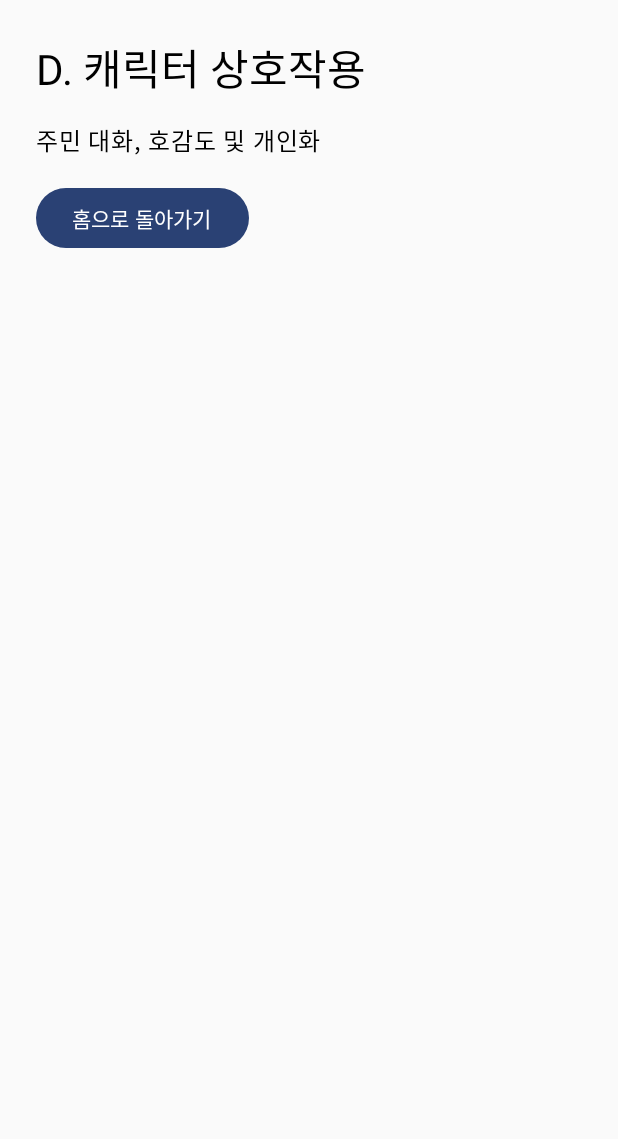
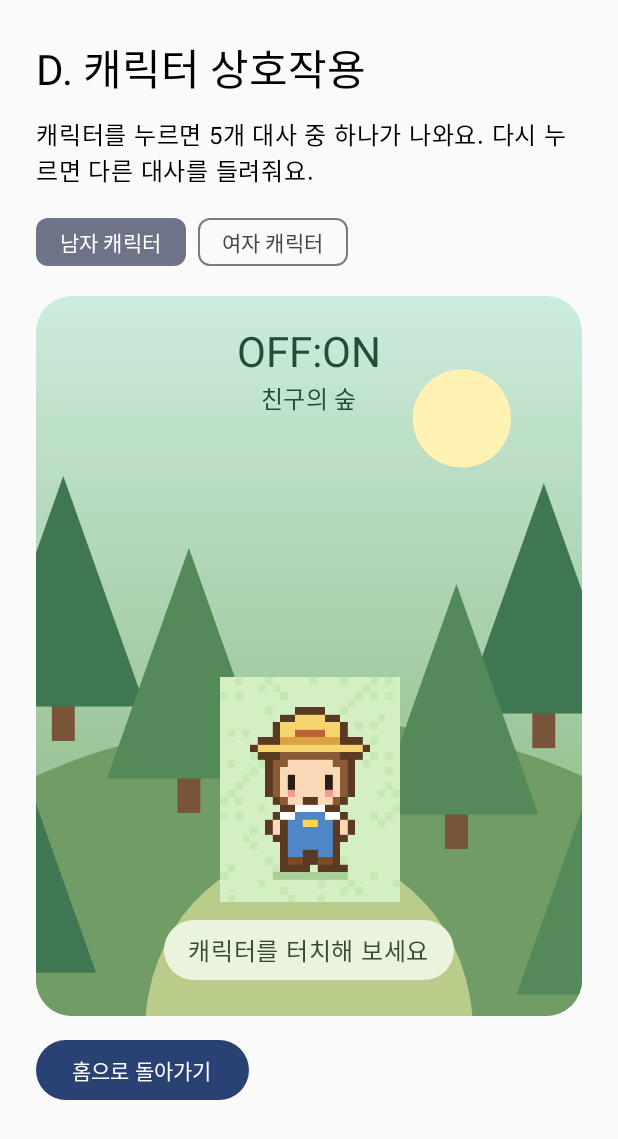
Before and after one commit to JaeeunChong/Digital_Detox_App, an Android app built with Jetpack Compose: the HomeScreen screen opened through its navigation route, after a tap on "D. 캐릭터 상호작용", on a phone screen of 412 x 824 dp. Shown: the top 1139 px of the screen. Run offline under Robolectric (Android 15) with nearby library versions, the phone set to English and light mode, and no system bars.

Commit message:
feat: extract reusable character interaction and move demo to D screen

```diff
--- a/app/src/main/java/com/team/digitaldetox/feature/home/HomeScreen.kt
+++ b/app/src/main/java/com/team/digitaldetox/feature/home/HomeScreen.kt
@@ -3,11 +3,6 @@ package com.team.digitaldetox.feature.home
 import androidx.compose.foundation.layout.*
 import androidx.compose.material3.*
 import androidx.compose.runtime.Composable
-import androidx.compose.foundation.rememberScrollState
-import androidx.compose.foundation.verticalScroll
-import androidx.compose.foundation.shape.RoundedCornerShape
-import androidx.compose.ui.draw.clip
-import com.team.digitaldetox.feature.interaction.ForestHomeContent
 import androidx.compose.ui.Modifier
 import androidx.compose.ui.unit.dp
 
@@ -16,25 +11,21 @@ fun HomeScreen(
     onUsageClick: () -> Unit,
     onActivityClick: () -> Unit,
     onWorldClick: () -> Unit,
-    onInteractionClick: () -> Unit,
-    nickname: String,
-    character: String,
-    launchHour: Int
+    onInteractionClick: () -> Unit
 ) {
     Column(
         modifier = Modifier
             .fillMaxSize()
             .safeDrawingPadding()
-            .verticalScroll(rememberScrollState())
             .padding(24.dp),
         verticalArrangement = Arrangement.spacedBy(12.dp)
     ) {
-        ForestHomeContent(
-            nickname = nickname,
-            character = character,
-            launchHour = launchHour,
-            modifier = Modifier.fillMaxWidth().height(440.dp).clip(RoundedCornerShape(24.dp))
+        Text(
+            "Digital Detox",
+            style = MaterialTheme.typography.headlineMedium
         )
+
+        Text("공통 개발 환경 테스트")
 
         Button(onClick = onUsageClick) {
             Text("A. 디지털 디톡스")
--- /dev/null
+++ b/app/src/main/java/com/team/digitaldetox/feature/interaction/CharacterInteraction.kt
@@ -0,0 +1,115 @@
+package com.team.digitaldetox.feature.interaction
+
+import androidx.compose.foundation.Image
+import androidx.compose.foundation.clickable
+import androidx.compose.foundation.layout.Arrangement
+import androidx.compose.foundation.layout.Box
+import androidx.compose.foundation.layout.Column
+import androidx.compose.foundation.layout.fillMaxWidth
+import androidx.compose.foundation.layout.heightIn
+import androidx.compose.foundation.layout.padding
+import androidx.compose.foundation.layout.size
+import androidx.compose.foundation.shape.RoundedCornerShape
+import androidx.compose.material3.MaterialTheme
+import androidx.compose.material3.Surface
+import androidx.compose.material3.Text
+import androidx.compose.runtime.Composable
+import androidx.compose.runtime.getValue
+import androidx.compose.runtime.remember
+import androidx.compose.runtime.saveable.rememberSaveable
+import androidx.compose.runtime.mutableStateOf
+import androidx.compose.runtime.setValue
+import androidx.compose.ui.Alignment
+import androidx.compose.ui.Modifier
+import androidx.compose.ui.graphics.Color
+import androidx.compose.ui.graphics.FilterQuality
+import androidx.compose.ui.graphics.ImageBitmap
+import androidx.compose.ui.layout.ContentScale
+import androidx.compose.ui.res.imageResource
+import androidx.compose.ui.semantics.LiveRegionMode
+import androidx.compose.ui.semantics.Role
+import androidx.compose.ui.semantics.liveRegion
+import androidx.compose.ui.semantics.semantics
+import androidx.compose.ui.unit.Dp
+import androidx.compose.ui.unit.dp
+import com.team.digitaldetox.R
+import kotlin.random.Random
+
+val defaultCharacterDialogues: List<String> = listOf(
+    "안녕하세요! 오늘도 만나서 반가워요.",
+    "잠깐 휴대폰을 내려놓고 기지개를 켜 볼까요?",
+    "작은 쉼도 멋진 시작이에요!",
+    "오늘은 어떤 즐거운 일이 있었나요?",
+    "서두르지 않아도 괜찮아요. 함께 천천히 걸어요."
+)
+
+/** Chooses another item uniformly, without retry loops or immediate repeats. */
+internal fun nextDialogueIndex(count: Int, previousIndex: Int, random: Random = Random.Default): Int {
+    require(count > 0)
+    if (count == 1) return 0
+    if (previousIndex !in 0 until count) return random.nextInt(count)
+    val candidate = random.nextInt(count - 1)
+    return if (candidate >= previousIndex) candidate + 1 else candidate
+}
+
+/**
+ * Background-free D component for placement over C's future village UI.
+ * State is local UI state only; no profile storage, rewards, or navigation.
+ * Example: CharacterInteraction(modifier = Modifier.align(Alignment.BottomCenter))
+ */
+@Composable
+fun CharacterInteraction(
+    modifier: Modifier = Modifier,
+    character: String = "boy",
+    nickname: String = "친구",
+    dialogues: List<String> = defaultCharacterDialogues,
+    characterSize: Dp = 150.dp
+) {
+    val messages = remember(dialogues) {
+        dialogues.filter { it.isNotBlank() }.distinct().ifEmpty { defaultCharacterDialogues }
+    }
+    var selectedIndex by rememberSaveable(messages, character) { mutableStateOf(-1) }
+    val message = messages.getOrNull(selectedIndex)
+    val displayName = nickname.ifBlank { "친구" }
+
+    Column(
+        modifier = modifier,
+        horizontalAlignment = Alignment.CenterHorizontally,
+        verticalArrangement = Arrangement.spacedBy(12.dp)
+    ) {
+        // Keep the touch target in place when a short bubble appears.
+        Box(
+            modifier = Modifier.fillMaxWidth().heightIn(min = 112.dp)
+                .semantics { liveRegion = LiveRegionMode.Polite },
+            contentAlignment = Alignment.Center
+        ) {
+            if (message != null) {
+                Surface(
+                    shape = RoundedCornerShape(20.dp),
+                    color = Color(0xFFFFF6E5),
+                    shadowElevation = 4.dp
+                ) {
+                    Text(
+                        text = message,
+                        modifier = Modifier.padding(18.dp),
+                        color = Color(0xFF354C32),
+                        style = MaterialTheme.typography.bodyLarge
+                    )
+                }
+            }
+        }
+        Image(
+            bitmap = ImageBitmap.imageResource(
+                id = if (character == "girl") R.drawable.character_girl else R.drawable.character_boy
+            ),
+            contentDescription = "${displayName}의 캐릭터",
+            contentScale = ContentScale.Fit,
+            filterQuality = FilterQuality.None,
+            modifier = Modifier.size(characterSize).clickable(
+                role = Role.Button,
+                onClickLabel = "다른 대사 보기",
+                onClick = { selectedIndex = nextDialogueIndex(messages.size, selectedIndex) }
+            )
+        )
+    }
+}
--- a/app/src/main/java/com/team/digitaldetox/feature/interaction/ForestHomeContent.kt
+++ b/app/src/main/java/com/team/digitaldetox/feature/interaction/ForestHomeContent.kt
@@ -1,16 +1,13 @@
 package com.team.digitaldetox.feature.interaction
 
 import androidx.compose.foundation.Canvas
-import androidx.compose.foundation.Image
 import androidx.compose.foundation.background
-import androidx.compose.foundation.clickable
 import androidx.compose.foundation.layout.*
 import androidx.compose.foundation.shape.RoundedCornerShape
 import androidx.compose.material3.MaterialTheme
 import androidx.compose.material3.Surface
 import androidx.compose.material3.Text
-import androidx.compose.runtime.*
-import androidx.compose.runtime.saveable.rememberSaveable
+import androidx.compose.runtime.Composable
 import androidx.compose.ui.Alignment
 import androidx.compose.ui.Modifier
 import androidx.compose.ui.geometry.Offset
@@ -18,24 +15,16 @@ import androidx.compose.ui.geometry.Size
 import androidx.compose.ui.graphics.Brush
 import androidx.compose.ui.graphics.Color
 import androidx.compose.ui.graphics.Path
-import androidx.compose.ui.layout.ContentScale
-import androidx.compose.ui.res.painterResource
-import androidx.compose.ui.semantics.Role
 import androidx.compose.ui.unit.dp
-import com.team.digitaldetox.R
 
-/** D owns this interaction; world growth and the three residents remain separate. */
+/** Retained forest mockup for D testing; C owns the final village background. */
 @Composable
 fun ForestHomeContent(
     nickname: String,
     character: String,
-    launchHour: Int,
     modifier: Modifier = Modifier
 ) {
-    var showGreeting by rememberSaveable { mutableStateOf(false) }
     val displayName = nickname.ifBlank { "친구" }
-    val greeting = greetingForLaunchHour(launchHour)
-
     Box(
         modifier = modifier.background(
             Brush.verticalGradient(listOf(Color(0xFFCCECDD), Color(0xFF83AF73)))
@@ -54,37 +43,10 @@ fun ForestHomeContent(
             horizontalAlignment = Alignment.CenterHorizontally,
             verticalArrangement = Arrangement.spacedBy(12.dp)
         ) {
-            // Reserve bubble space so touching the character does not move it.
-            Box(
-                modifier = Modifier.fillMaxWidth().heightIn(min = 100.dp),
-                contentAlignment = Alignment.Center
-            ) {
-                if (showGreeting) {
-                    Surface(
-                        shape = RoundedCornerShape(20.dp),
-                        color = Color(0xFFFFF6E5),
-                        shadowElevation = 4.dp
-                    ) {
-                        Text(
-                            text = greeting,
-                            modifier = Modifier.padding(18.dp),
-                            color = Color(0xFF354C32),
-                            style = MaterialTheme.typography.bodyLarge
-                        )
-                    }
-                }
-            }
-            Image(
-                painter = painterResource(
-                    if (character == "girl") R.drawable.character_girl else R.drawable.character_boy
-                ),
-                contentDescription = "${displayName}의 캐릭터",
-                contentScale = ContentScale.Fit,
-                modifier = Modifier.size(150.dp).clickable(
-                    role = Role.Button,
-                    onClickLabel = "인사말 보기",
-                    onClick = { showGreeting = true }
-                )
+            CharacterInteraction(
+                character = character,
+                nickname = nickname,
+                modifier = Modifier.fillMaxWidth()
             )
             Surface(shape = RoundedCornerShape(50), color = Color(0xFFEAF4DC)) {
                 Text("캐릭터를 터치해 보세요", Modifier.padding(horizontal = 16.dp, vertical = 8.dp), color = Color(0xFF354C32))
--- a/app/src/main/java/com/team/digitaldetox/feature/interaction/InteractionScreen.kt
+++ b/app/src/main/java/com/team/digitaldetox/feature/interaction/InteractionScreen.kt
@@ -1,13 +1,49 @@
 package com.team.digitaldetox.feature.interaction
 
+import androidx.compose.foundation.layout.Arrangement
+import androidx.compose.foundation.layout.Column
+import androidx.compose.foundation.layout.Row
+import androidx.compose.foundation.layout.fillMaxSize
+import androidx.compose.foundation.layout.fillMaxWidth
+import androidx.compose.foundation.layout.height
+import androidx.compose.foundation.layout.padding
+import androidx.compose.foundation.layout.safeDrawingPadding
+import androidx.compose.foundation.rememberScrollState
+import androidx.compose.foundation.shape.RoundedCornerShape
+import androidx.compose.foundation.verticalScroll
+import androidx.compose.material3.Button
+import androidx.compose.material3.FilterChip
+import androidx.compose.material3.MaterialTheme
+import androidx.compose.material3.Text
 import androidx.compose.runtime.Composable
-import com.team.digitaldetox.ui.components.PlaceholderScreen
+import androidx.compose.runtime.getValue
+import androidx.compose.runtime.mutableStateOf
+import androidx.compose.runtime.saveable.rememberSaveable
+import androidx.compose.runtime.setValue
+import androidx.compose.ui.Modifier
+import androidx.compose.ui.draw.clip
+import androidx.compose.ui.unit.dp
 
+/** Standalone D demo reached through the existing home D button. */
 @Composable
 fun InteractionScreen(onBack: () -> Unit) {
-    PlaceholderScreen(
-        title = "D. 캐릭터 상호작용",
-        description = "주민 대화, 호감도 및 개인화",
-        onBack = onBack
-    )
+    var character by rememberSaveable { mutableStateOf("boy") }
+    Column(
+        modifier = Modifier.fillMaxSize().safeDrawingPadding()
+            .verticalScroll(rememberScrollState()).padding(24.dp),
+        verticalArrangement = Arrangement.spacedBy(12.dp)
+    ) {
+        Text("D. 캐릭터 상호작용", style = MaterialTheme.typography.headlineMedium)
+        Text("캐릭터를 누르면 5개 대사 중 하나가 나와요. 다시 누르면 다른 대사를 들려줘요.")
+        Row(horizontalArrangement = Arrangement.spacedBy(8.dp)) {
+            FilterChip(selected = character == "boy", onClick = { character = "boy" }, label = { Text("남자 캐릭터") })
+            FilterChip(selected = character == "girl", onClick = { character = "girl" }, label = { Text("여자 캐릭터") })
+        }
+        ForestHomeContent(
+            nickname = "친구",
+            character = character,
+            modifier = Modifier.fillMaxWidth().height(480.dp).clip(RoundedCornerShape(24.dp))
+        )
+        Button(onClick = onBack) { Text("홈으로 돌아가기") }
+    }
 }
--- a/app/src/main/java/com/team/digitaldetox/navigation/AppNavGraph.kt
+++ b/app/src/main/java/com/team/digitaldetox/navigation/AppNavGraph.kt
@@ -5,7 +5,6 @@ import androidx.compose.runtime.getValue
 import androidx.compose.runtime.mutableStateOf
 import androidx.compose.runtime.saveable.rememberSaveable
 import androidx.compose.runtime.setValue
-import java.time.LocalTime
 import androidx.navigation.compose.NavHost
 import androidx.navigation.compose.composable
 import androidx.navigation.compose.rememberNavController
@@ -21,8 +20,6 @@ import com.team.digitaldetox.feature.world.WorldScreen
 @Composable
 fun AppNavGraph() {
     val navController = rememberNavController()
-    // Capture the device-local launch hour before onboarding; preserve it on recreation.
-    val launchHour = rememberSaveable { LocalTime.now().hour }
     // 초기 데모에서는 앱을 재실행할 때 온보딩이 다시 나옵니다.
     // 추후 DataStore에 온보딩 완료 여부/닉네임/캐릭터를 저장하세요.
     var nickname by rememberSaveable { mutableStateOf("") }
@@ -46,16 +43,11 @@ fun AppNavGraph() {
             })
         }
         composable("home") {
-            // Preserve all feature routes while showing D's forest interaction.
-            // Onboarding owns the selected player character and nickname.
             HomeScreen(
                 onUsageClick = { navController.navigate("usage") },
                 onActivityClick = { navController.navigate("activity") },
                 onWorldClick = { navController.navigate("world") },
-                onInteractionClick = { navController.navigate("interaction") },
-                nickname = nickname,
-                character = character,
-                launchHour = launchHour
+                onInteractionClick = { navController.navigate("interaction") }
             )
         }
         composable("usage") { UsageScreen(onBack = { navController.popBackStack() }) }
```
Also changed, not shown: 1 other file.
